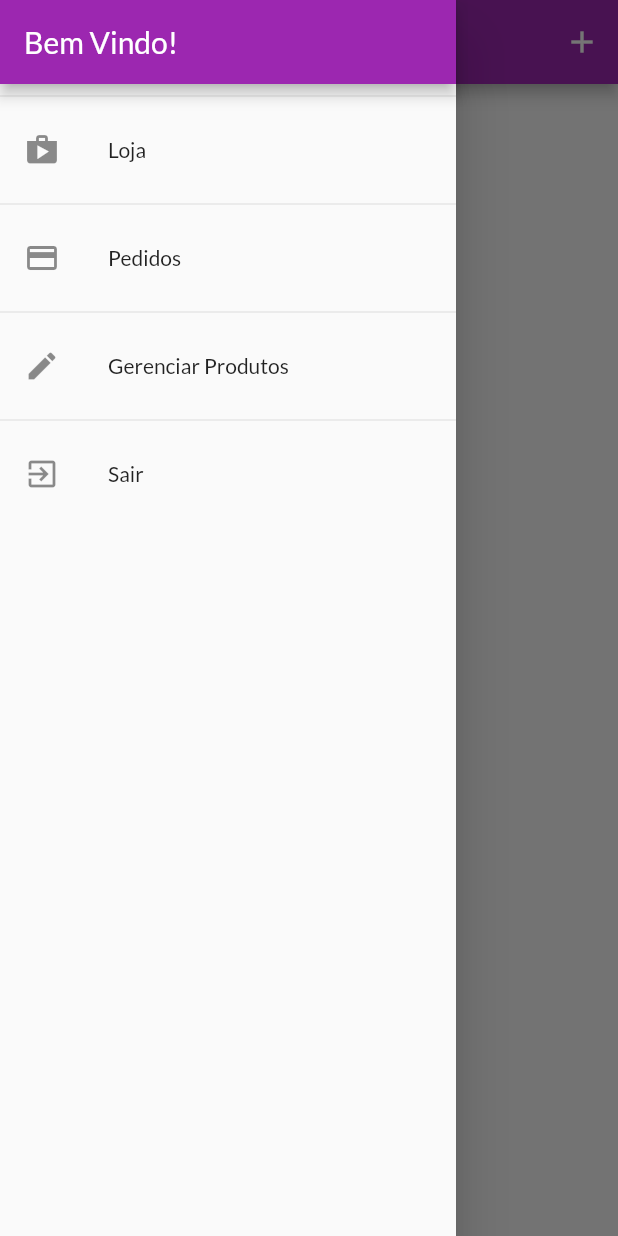
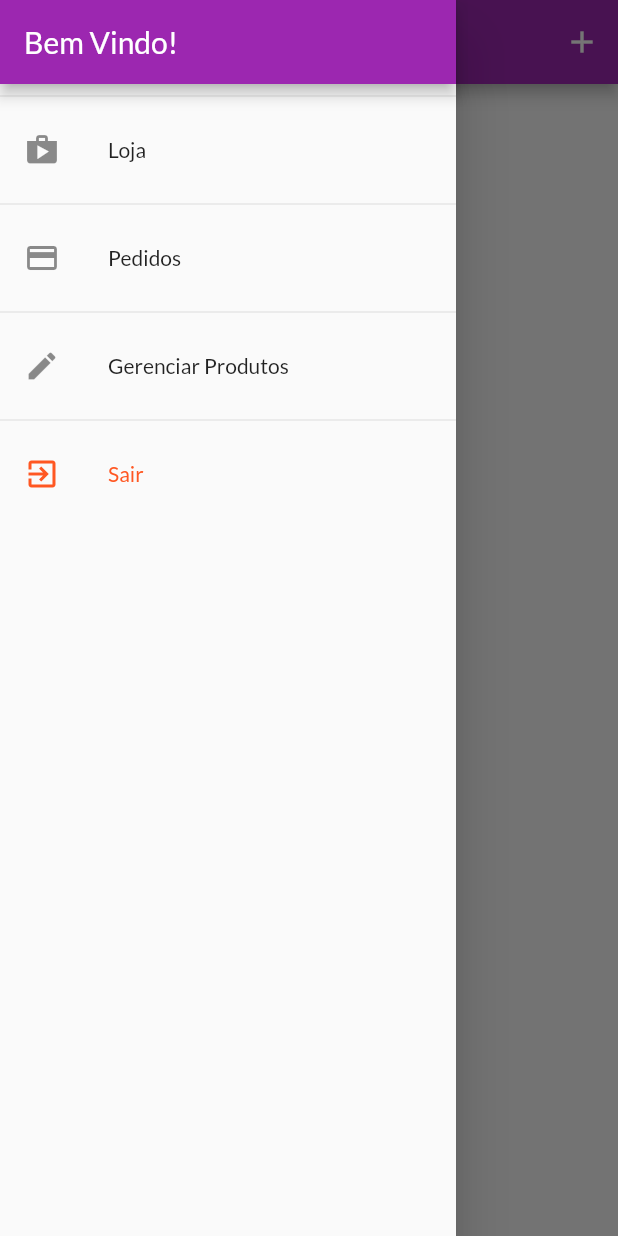
Before and after one commit to AfonsoMachado/shopping_app, a Flutter app: the ProductsPage screen opened by its route, with the side drawer open, on a phone screen of 412 x 824 dp. Run offline on Flutter 3.47's test engine with Material 2 defaults, Android fonts, the phone set to English and light mode, and no system bars; our stand-ins replace flutter_dotenv, shared_preferences; accounts and stored records are empty; network calls fail.

Commit message:
feat: fix logout error

```diff
--- a/lib/components/app_drawer.dart
+++ b/lib/components/app_drawer.dart
@@ -38,8 +38,15 @@ class AppDrawer extends StatelessWidget {
           ),
           const Divider(),
           ListTile(
-              leading: const Icon(Icons.exit_to_app),
-              title: const Text('Sair'),
+              leading: Icon(
+                Icons.exit_to_app,
+                color: Theme.of(context).colorScheme.secondary,
+              ),
+              title: Text(
+                'Sair',
+                style:
+                    TextStyle(color: Theme.of(context).colorScheme.secondary),
+              ),
               onTap: () {
                 Provider.of<Auth>(context, listen: false).logout();
                 Navigator.of(context)
--- a/lib/models/auth.dart
+++ b/lib/models/auth.dart
@@ -104,7 +104,7 @@ class Auth with ChangeNotifier {
     _expiryDate = null;
 
     _clearLogoutTimer();
-    notifyListeners();
+    Store.remove('userData').then((_) => notifyListeners());
   }
 
   void _clearLogoutTimer() {
```
